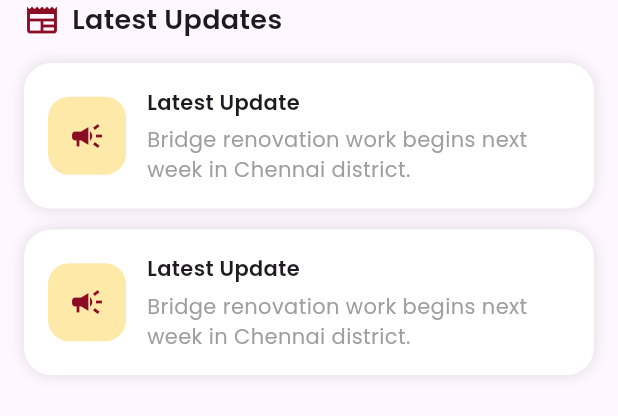
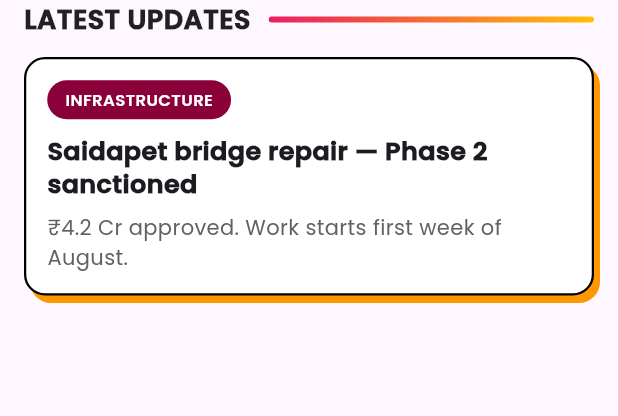
Before and after one commit to prasanna-venkatesh-m/complaints-grievance-app, a Flutter app: the LatestUpdatesSection widget shown alone on an empty page, opened directly, on a phone screen of 412 x 824 dp. Shown: the top 416 px of the screen. Run offline on Flutter 3.47's test engine with Material 3 defaults, Android fonts, the phone set to English and light mode, and no system bars; our stand-ins replace go_router, marquee.

Commit message:
Fat : Latest Update section added in home page

```diff
--- a/lib/features/home/widgets/latest_updates_section.dart
+++ b/lib/features/home/widgets/latest_updates_section.dart
@@ -1,7 +1,5 @@
 import 'package:flutter/material.dart';
-
-import '../../../core/constants/app_colors.dart';
-import 'update_card.dart';
+import 'package:tvk_grievance/app/widgets/header_text_widget.dart';
 
 class LatestUpdatesSection extends StatelessWidget {
   const LatestUpdatesSection({super.key});
@@ -13,22 +11,13 @@ class LatestUpdatesSection extends StatelessWidget {
       child: Column(
         crossAxisAlignment: CrossAxisAlignment.start,
         children: [
-          const Row(
+          Column(
+            crossAxisAlignment: CrossAxisAlignment.start,
             children: [
-              Icon(Icons.newspaper, color: AppColors.primary),
-
-              SizedBox(width: 8),
-
-              Text(
-                "Latest Updates",
-                style: TextStyle(fontWeight: FontWeight.bold, fontSize: 18),
-              ),
+              HeaderTextWidget(text: "LATEST UPDATES"),
+              const SizedBox(height: 12),
             ],
           ),
-
-          const SizedBox(height: 16),
-
-          const UpdateCard(),
 
           const UpdateCard(),
         ],
@@ -36,3 +25,68 @@ class LatestUpdatesSection extends StatelessWidget {
     );
   }
 }
+
+class UpdateCard extends StatelessWidget {
+  const UpdateCard({super.key});
+
+  @override
+  Widget build(BuildContext context) {
+    return Container(
+      margin: const EdgeInsets.only(bottom: 14),
+      decoration: BoxDecoration(
+        color: Colors.white,
+        borderRadius: BorderRadius.circular(14),
+        border: Border.all(color: Colors.black, width: 1.5),
+        boxShadow: const [
+          BoxShadow(color: Colors.orange, offset: Offset(4, 5), blurRadius: 0),
+        ],
+      ),
+      child: Padding(
+        padding: const EdgeInsets.all(14),
+        child: Column(
+          crossAxisAlignment: CrossAxisAlignment.start,
+          children: [
+            // Category Tag
+            Container(
+              padding: const EdgeInsets.symmetric(horizontal: 12, vertical: 5),
+              decoration: BoxDecoration(
+                color: const Color(0xff8A0038),
+                borderRadius: BorderRadius.circular(20),
+              ),
+              child: const Text(
+                "INFRASTRUCTURE",
+                style: TextStyle(
+                  color: Colors.white,
+                  fontSize: 11,
+                  fontWeight: FontWeight.bold,
+                ),
+              ),
+            ),
+
+            const SizedBox(height: 10),
+
+            const Text(
+              "Saidapet bridge repair — Phase 2 sanctioned",
+              style: TextStyle(
+                fontWeight: FontWeight.w800,
+                fontSize: 17,
+                height: 1.3,
+              ),
+            ),
+
+            const SizedBox(height: 8),
+
+            Text(
+              "₹4.2 Cr approved. Work starts first week of August.",
+              style: TextStyle(
+                color: Colors.grey.shade700,
+                fontSize: 14,
+                height: 1.4,
+              ),
+            ),
+          ],
+        ),
+      ),
+    );
+  }
+}
```
